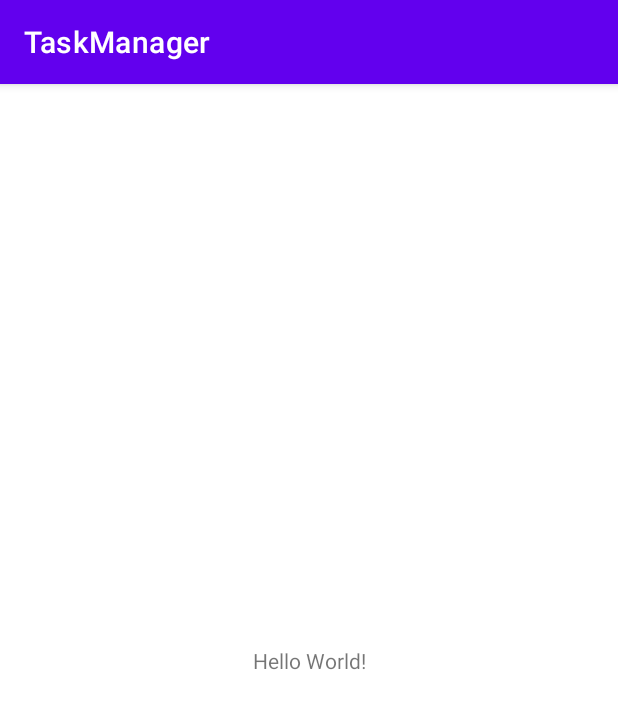
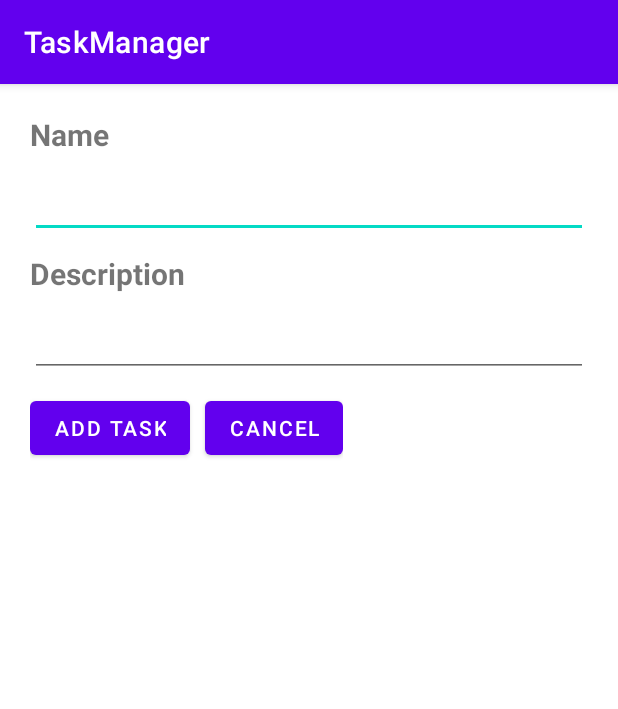
Before and after one commit to xHiroto/TaskManager, an Android app: the screen it shows after launch (MainActivity before the commit, AddActivity after it), on a phone screen of 412 x 824 dp. Shown: the top 709 px of the screen. Run offline under Robolectric (Android 15) with nearby library versions, the phone set to English and light mode, and no system bars.

Commit message:
done AddActivty

```diff
--- a/app/src/main/AndroidManifest.xml
+++ b/app/src/main/AndroidManifest.xml
@@ -1,6 +1,6 @@
 <?xml version="1.0" encoding="utf-8"?>
 <manifest xmlns:android="http://schemas.android.com/apk/res/android"
-    package="sg.edu.rp.c346.id19045784.taskmanager">
+    package="sg.edu.rp.c346.id19045784.taskmanager" >
 
     <application
         android:allowBackup="true"
@@ -8,8 +8,10 @@
         android:label="@string/app_name"
         android:roundIcon="@mipmap/ic_launcher_round"
         android:supportsRtl="true"
-        android:theme="@style/Theme.TaskManager">
-        <activity android:name=".MainActivity">
+        android:theme="@style/Theme.TaskManager" >
+        <activity android:name=".AddActivity" >
+        </activity>
+        <activity android:name=".MainActivity" >
             <intent-filter>
                 <action android:name="android.intent.action.MAIN" />
 
--- /dev/null
+++ b/app/src/main/java/sg/edu/rp/c346/id19045784/taskmanager/AddActivity.java
@@ -0,0 +1,45 @@
+package sg.edu.rp.c346.id19045784.taskmanager;
+
+import androidx.appcompat.app.AppCompatActivity;
+
+import android.os.Bundle;
+import android.view.View;
+import android.widget.Button;
+import android.widget.EditText;
+
+public class AddActivity extends AppCompatActivity {
+    EditText etName, etDesc;
+    Button btnAdd, btnCancel;
+
+    @Override
+    protected void onCreate(Bundle savedInstanceState) {
+        super.onCreate(savedInstanceState);
+        setContentView(R.layout.activity_add);
+
+        etName = findViewById(R.id.etName);
+        etDesc = findViewById(R.id.etDescription);
+        btnAdd = findViewById(R.id.btnAdd);
+        btnCancel = findViewById(R.id.btnCancel);
+
+        btnAdd.setOnClickListener(new View.OnClickListener() {
+            @Override
+            public void onClick(View view) {
+                String name  = etName.getText().toString();
+                String desc = etDesc.getText().toString();
+
+                DBHelper dbh = new DBHelper(AddActivity.this);
+                dbh.insertTask(desc, name);
+                dbh.close();
+                finish();
+
+            }
+        });
+
+        btnCancel.setOnClickListener(new View.OnClickListener() {
+            @Override
+            public void onClick(View view) {
+                finish();
+            }
+        });
+    }
+}
--- a/app/src/main/java/sg/edu/rp/c346/id19045784/taskmanager/MainActivity.java
+++ b/app/src/main/java/sg/edu/rp/c346/id19045784/taskmanager/MainActivity.java
@@ -2,6 +2,7 @@ package sg.edu.rp.c346.id19045784.taskmanager;
 
 import androidx.appcompat.app.AppCompatActivity;
 
+import android.content.Intent;
 import android.os.Bundle;
 
 public class MainActivity extends AppCompatActivity {
@@ -10,5 +11,8 @@ public class MainActivity extends AppCompatActivity {
     protected void onCreate(Bundle savedInstanceState) {
         super.onCreate(savedInstanceState);
         setContentView(R.layout.activity_main);
+
+        Intent i = new Intent(MainActivity.this, AddActivity.class);
+        startActivity(i);
     }
 }
--- /dev/null
+++ b/app/src/main/res/layout/activity_add.xml
@@ -0,0 +1,63 @@
+<?xml version="1.0" encoding="utf-8"?>
+<LinearLayout xmlns:android="http://schemas.android.com/apk/res/android"
+    xmlns:app="http://schemas.android.com/apk/res-auto"
+    xmlns:tools="http://schemas.android.com/tools"
+    android:layout_width="match_parent"
+    android:layout_height="match_parent"
+    android:orientation="vertical"
+    tools:context=".AddActivity"
+    android:padding="20dp">
+
+    <TextView
+        android:layout_width="match_parent"
+        android:layout_height="wrap_content"
+        android:layout_marginBottom="10dp"
+        android:text="Name"
+        android:textSize="20dp"
+        android:textStyle="bold" />
+
+    <EditText
+        android:id="@+id/etName"
+        android:layout_width="match_parent"
+        android:layout_height="wrap_content"
+        android:ems="10"
+        android:inputType="textPersonName"
+        android:layout_marginBottom="10dp"/>
+
+    <TextView
+        android:layout_width="match_parent"
+        android:layout_height="wrap_content"
+        android:layout_marginBottom="10dp"
+        android:text="Description"
+        android:textSize="20dp"
+        android:textStyle="bold" />
+
+    <EditText
+        android:id="@+id/etDescription"
+        android:layout_width="match_parent"
+        android:layout_height="wrap_content"
+        android:ems="10"
+        android:inputType="textPersonName"
+        android:layout_marginBottom="10dp"/>
+
+    <LinearLayout
+        android:layout_width="wrap_content"
+        android:layout_height="wrap_content"
+        android:orientation="horizontal">
+
+        <Button
+            android:id="@+id/btnAdd"
+            android:layout_width="wrap_content"
+            android:layout_height="wrap_content"
+            android:layout_marginRight="10dp"
+            android:layout_weight="1"
+            android:text="Add Task" />
+
+        <Button
+            android:id="@+id/btnCancel"
+            android:layout_width="wrap_content"
+            android:layout_height="wrap_content"
+            android:layout_weight="1"
+            android:text="Cancel" />
+    </LinearLayout>
+</LinearLayout>
```
